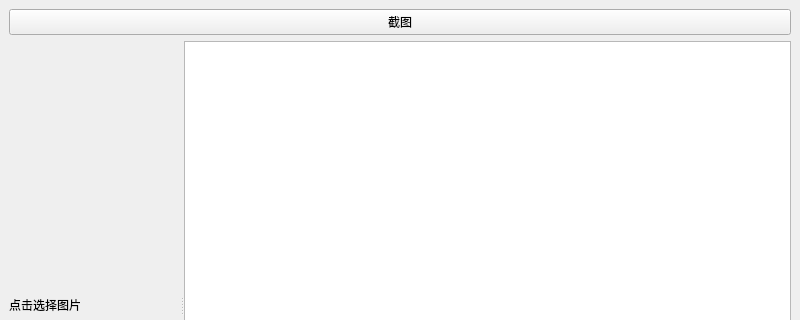
Qt form src/mainwindow.ui (cathaysia/ocr) before a commit; both pictures show x 0 to 800 and y 0 to 320 of the 800 by 600 pixel window.
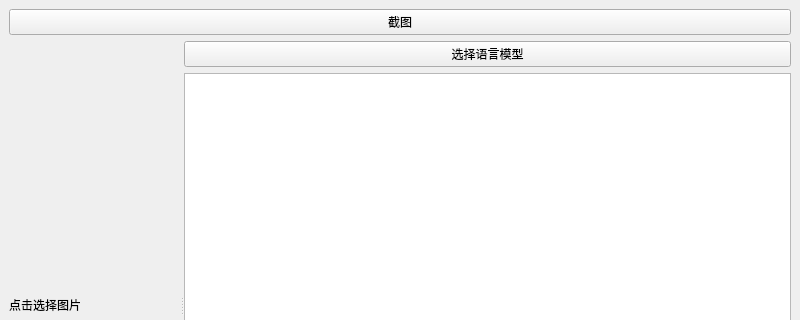
The same form after that commit.

Commit message: feat: 增加选择语言模型的能力

Diff of the .ui file:
```diff
--- a/src/mainwindow.ui
+++ b/src/mainwindow.ui
@@ -14,7 +14,7 @@
    <string>MainWindow</string>
   </property>
   <widget class="QWidget" name="centralwidget">
-   <layout class="QVBoxLayout" name="verticalLayout">
+   <layout class="QVBoxLayout" name="verticalLayout_2">
     <item>
      <widget class="QPushButton" name="btn_capture">
       <property name="text">
@@ -32,7 +32,20 @@
         <string>点击选择图片</string>
        </property>
       </widget>
-      <widget class="QTextBrowser" name="browser_txt"/>
+      <widget class="QWidget" name="">
+       <layout class="QVBoxLayout" name="verticalLayout">
+        <item>
+         <widget class="QPushButton" name="btn_lang">
+          <property name="text">
+           <string>选择语言模型</string>
+          </property>
+         </widget>
+        </item>
+        <item>
+         <widget class="QTextBrowser" name="browser_txt"/>
+        </item>
+       </layout>
+      </widget>
      </widget>
     </item>
    </layout>
```
The commit also changes 3 other files.
